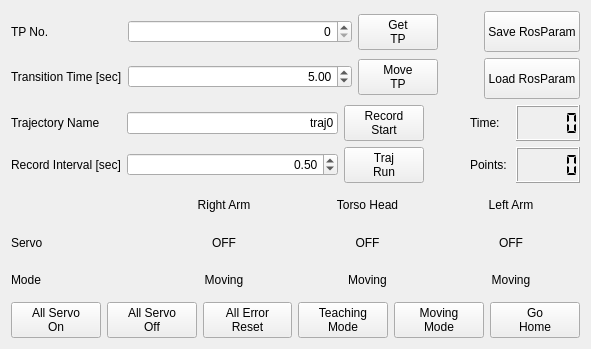
This is torobo_robot/torobo_gui/resource/torobo_whole_body_manager.ui in tashiwater/wiping as Qt 5 draws it before an edit. The edited form follows.
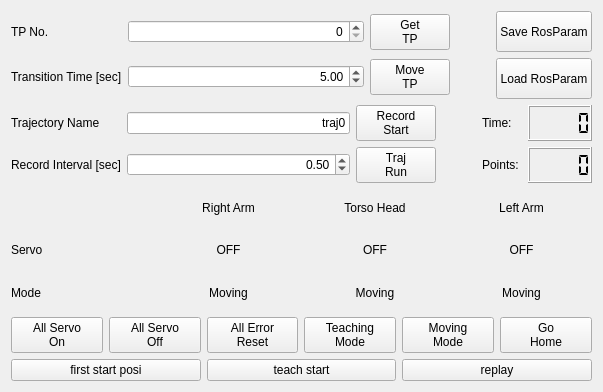
This is the edited form.

What changed in the file:
```diff
--- a/torobo_robot/torobo_gui/resource/torobo_whole_body_manager.ui
+++ b/torobo_robot/torobo_gui/resource/torobo_whole_body_manager.ui
@@ -6,8 +6,8 @@
    <rect>
     <x>0</x>
     <y>0</y>
-    <width>591</width>
-    <height>349</height>
+    <width>603</width>
+    <height>392</height>
    </rect>
   </property>
   <property name="windowTitle">
@@ -457,6 +457,31 @@
        </item>
       </layout>
      </item>
+     <item>
+      <layout class="QHBoxLayout" name="horizontalLayout_shimizu">
+       <item>
+        <widget class="QPushButton" name="buttonGoStart">
+         <property name="text">
+          <string>first start posi</string>
+         </property>
+        </widget>
+       </item>
+       <item>
+        <widget class="QPushButton" name="buttonTeach">
+         <property name="text">
+          <string>teach start</string>
+         </property>
+        </widget>
+       </item>
+       <item>
+        <widget class="QPushButton" name="buttonReplay">
+         <property name="text">
+          <string>replay</string>
+         </property>
+        </widget>
+       </item>
+      </layout>
+     </item>
     </layout>
    </item>
   </layout>
```
Left out of the diff: 13 changed lines with no effect on the pictures.
